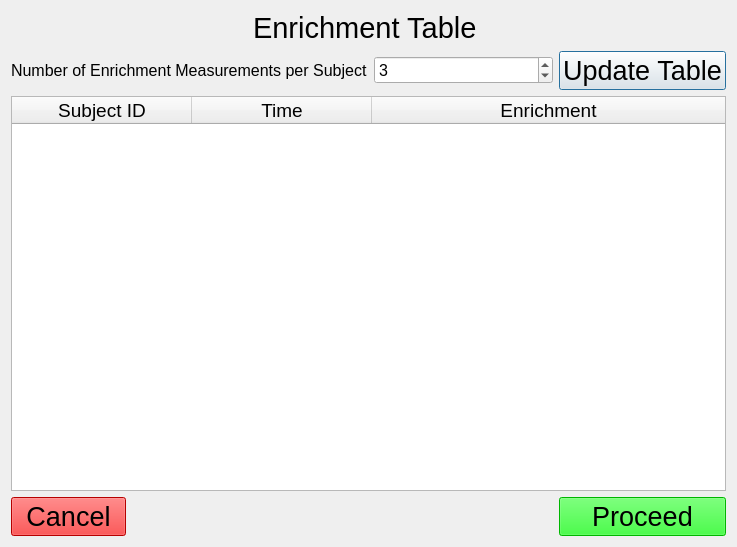
This is ui_files/Enrichment_Table.ui in JC-Price/DeuteRater-H as Qt 5 draws it before an edit. The edited form follows.
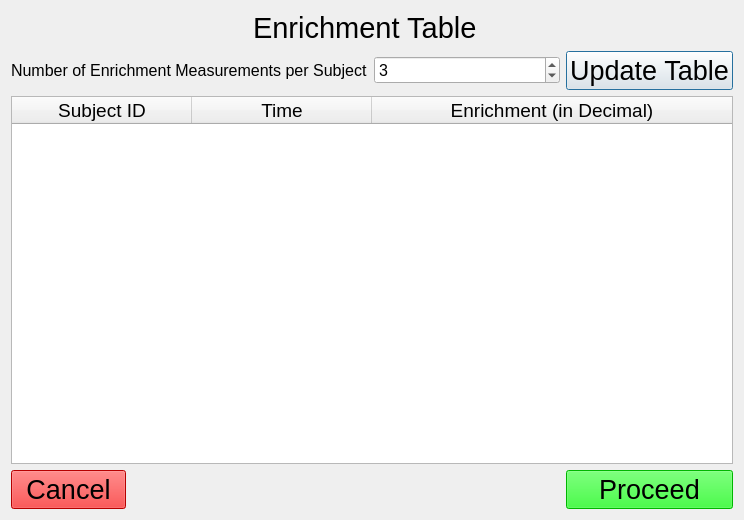
This is the edited form.

Commit message: added decimal to enrichment header

What changed in the file:
```diff
--- a/ui_files/Enrichment_Table.ui
+++ b/ui_files/Enrichment_Table.ui
@@ -6,8 +6,8 @@
    <rect>
     <x>0</x>
     <y>0</y>
-    <width>737</width>
-    <height>547</height>
+    <width>744</width>
+    <height>520</height>
    </rect>
   </property>
   <property name="font">
@@ -128,7 +128,7 @@
      </column>
      <column>
       <property name="text">
-       <string>Enrichment</string>
+       <string>Enrichment (in Decimal)</string>
       </property>
      </column>
     </widget>
```
